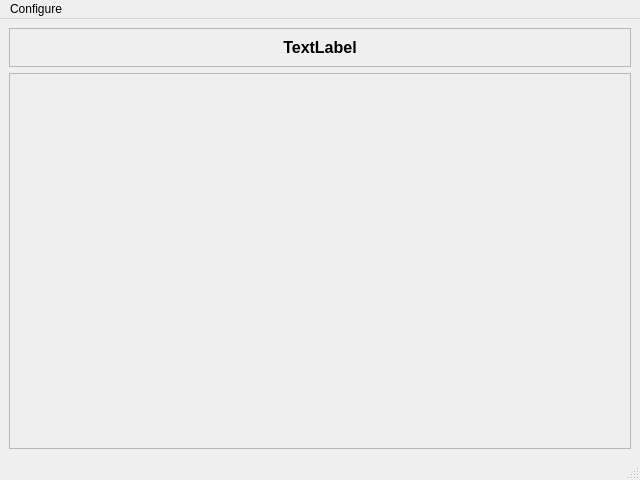
Above: UI/main.ui from 0x78f1935/PartyInstaller before the change. Below: the same form after it.
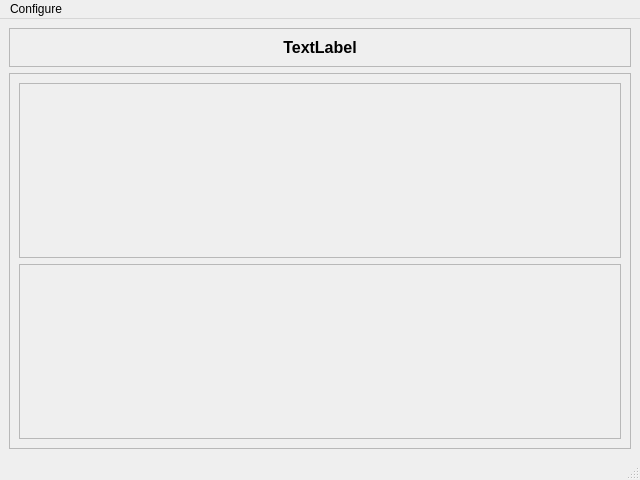
That is the form after the change.

Diff of the .ui file:
```diff
--- a/UI/main.ui
+++ b/UI/main.ui
@@ -78,6 +78,15 @@
          </property>
          <layout class="QVBoxLayout" name="verticalLayout_4">
           <item>
+           <widget class="QFrame" name="layoutframe">
+            <property name="frameShape">
+             <enum>QFrame::StyledPanel</enum>
+            </property>
+            <property name="frameShadow">
+             <enum>QFrame::Raised</enum>
+            </property>
+            <layout class="QVBoxLayout" name="verticalLayout_3">
+             <item>
            <layout class="QVBoxLayout" name="layout">
             <property name="spacing">
              <number>6</number>
@@ -89,6 +98,24 @@
           </item>
          </layout>
         </widget>
+          </item>
+          <item>
+           <widget class="QFrame" name="layoutversionsframe">
+            <property name="frameShape">
+             <enum>QFrame::StyledPanel</enum>
+            </property>
+            <property name="frameShadow">
+             <enum>QFrame::Raised</enum>
+            </property>
+            <layout class="QVBoxLayout" name="verticalLayout_5">
+             <item>
+              <layout class="QVBoxLayout" name="layoutversions"/>
+             </item>
+            </layout>
+           </widget>
+          </item>
+         </layout>
+        </widget>
        </widget>
       </item>
      </layout>
```
Left out of the diff: 11 changed lines with no effect on the pictures. Lines whose indentation alone changed are shown as unchanged.
